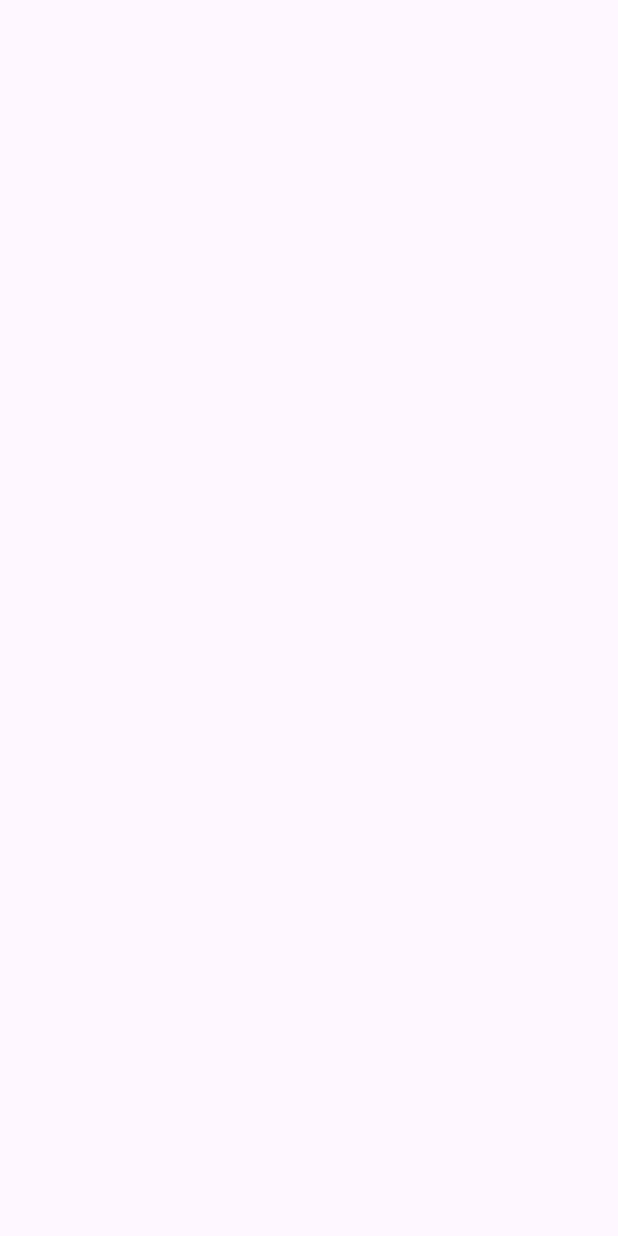
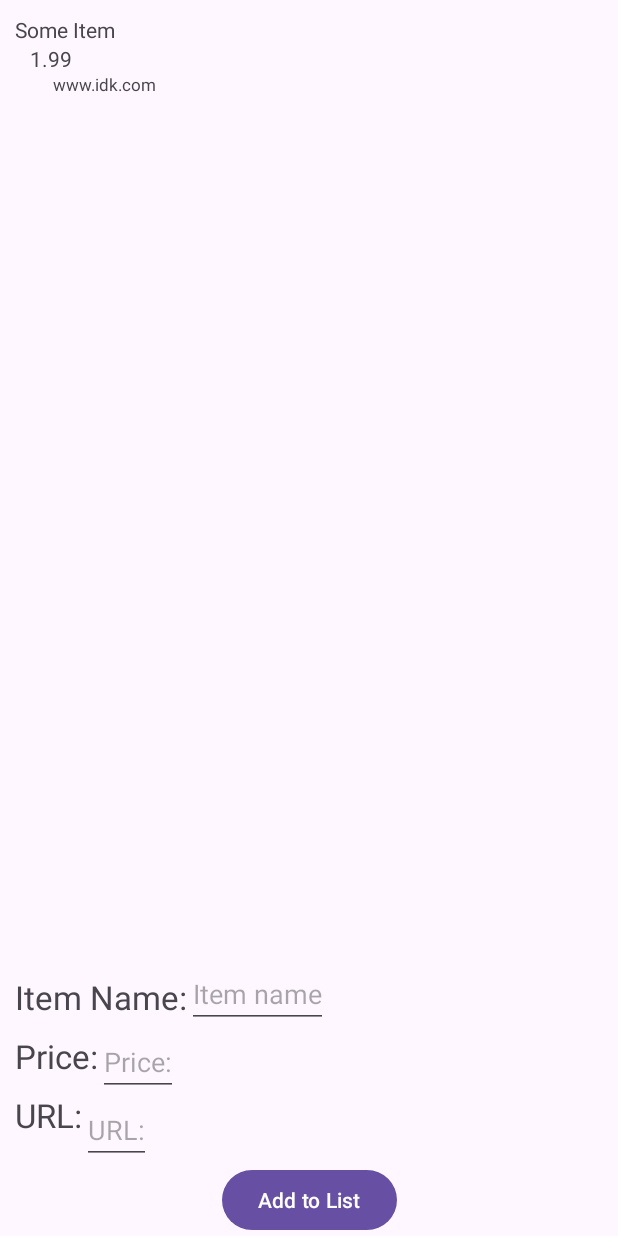
Before and after one commit to jpole32/Wishlist, an Android app: the screen it shows after launch (MainActivity), on a phone screen of 412 x 824 dp. Before the commit the screen is empty. Run offline under Robolectric (Android 15) with nearby library versions, the phone set to English and light mode, and no system bars; 4 statements that could not run were skipped.

```diff
--- a/app/src/main/java/com/example/wishlist/MainActivity.kt
+++ b/app/src/main/java/com/example/wishlist/MainActivity.kt
@@ -2,10 +2,24 @@ package com.example.wishlist
 
 import androidx.appcompat.app.AppCompatActivity
 import android.os.Bundle
+import androidx.recyclerview.widget.LinearLayoutManager
+import androidx.recyclerview.widget.RecyclerView
 
 class MainActivity : AppCompatActivity() {
     override fun onCreate(savedInstanceState: Bundle?) {
+        lateinit var wishes: List<Wishlist>
         super.onCreate(savedInstanceState)
         setContentView(R.layout.activity_main)
+
+        // Lookup the RecyclerView in activity layout
+        val wishRv = findViewById<RecyclerView>(R.id.wishlistRv)
+        // Fetch the list of emails
+        wishes = WishlistFetcher.getWishes()
+        // Create adapter passing in the list of emails
+        val adapter = WishlistAdapter(wishes)
+        // Attach the adapter to the RecyclerView to populate items
+        wishRv.adapter = adapter
+        // Set layout manager to position the items
+        wishRv.layoutManager = LinearLayoutManager(this)
     }
 }
--- /dev/null
+++ b/app/src/main/java/com/example/wishlist/WishlistAdapter.kt
@@ -0,0 +1,49 @@
+package com.example.wishlist
+
+import android.view.LayoutInflater
+import android.view.View
+import android.view.ViewGroup
+import android.widget.TextView
+import androidx.recyclerview.widget.RecyclerView
+
+class WishlistAdapter(private val items: List<Wishlist>) : RecyclerView.Adapter<WishlistAdapter.ViewHolder>(){
+    // Provide a direct reference to each of the views within a data item
+    // Used to cache the views within the item layout for fast access
+    class ViewHolder(itemView: View) : RecyclerView.ViewHolder(itemView) {
+
+        val iName: TextView
+        val iPrice: TextView
+        val iLink: TextView
+        // We also create a constructor that accepts the entire item row
+        // and does the view lookups to find each sub-view
+        init {
+            // Stores the itemView in a public final member variable that can be used
+            // to access the context from any ViewHolder instance.
+            iName = itemView.findViewById(R.id.itemName)
+            iPrice = itemView.findViewById(R.id.itemCost)
+            iLink = itemView.findViewById(R.id.itemLink)
+        }
+    }
+
+    override fun onCreateViewHolder(parent: ViewGroup, viewType: Int): ViewHolder {
+        val context = parent.context
+        val inflater = LayoutInflater.from(context)
+        // Inflate the custom layout
+        val contactView = inflater.inflate(R.layout.wishlist_item, parent, false)
+        // Return a new holder instance
+        return ViewHolder(contactView)
+    }
+
+    override fun onBindViewHolder(holder: ViewHolder, position: Int) {
+        // Get the data model based on position
+        val wishItem = items.get(position)
+        // Set item views based on views and data model
+        holder.iName.text = wishItem.item
+        holder.iPrice.text = wishItem.price
+        holder.iLink.text = wishItem.url
+    }
+
+    override fun getItemCount(): Int {
+        return items.size
+    }
+}
--- a/app/src/main/java/com/example/wishlist/WishlistFetcher.kt
+++ b/app/src/main/java/com/example/wishlist/WishlistFetcher.kt
@@ -2,22 +2,22 @@ package com.example.wishlist
 
 class WishlistFetcher {
     companion object {
-        val items = listOf("Dahlia Cline", "Kevin Miranda", "Kaya Austin", "Laila Calderon", "Marquise Rhodes", "Fletcher Patel", "Luz Barron", "Kamren Dudley", "Jairo Foster", "Lilah Sandoval", "Ansley Blake", "Slade Sawyer", "Jaelyn Holmes", "Phoenix Bright", "Ernesto Gould")
-        val prices = "Welcome to Kotlin!"
-        val urls = "Welcome to the Android Kotlin Course! We're excited to have you join us and learn how to develop Android apps using Kotlin. Here are some tips to get started."
-        fun getEmails(): MutableList<Wishlist> {
+        val items = listOf("Some Item")
+        val prices = listOf("1.99")
+        val urls = listOf("www.idk.com")
+        fun getWishes(): MutableList<Wishlist> {
             var wishes : MutableList<Wishlist> = ArrayList()
             for (i in 0..9) {
-                val wishitem = Wishlist(items[i], prices, urls)
+                val wishitem = Wishlist(items[i], prices[i], urls[i])
                 wishes.add(wishitem)
             }
             return wishes
         }
 
-        fun getNext5Emails(): MutableList<Wishlist> {
+        fun getNext5Wishes(): MutableList<Wishlist> {
             var newWishes : MutableList<Wishlist> = ArrayList()
             for (i in 10..14) {
-                val wish = Wishlist(items[i], prices, urls)
+                val wish = Wishlist(items[i], prices[i], urls[i])
                 newWishes.add(wish)
             }
             return newWishes
--- a/app/src/main/res/layout/activity_main.xml
+++ b/app/src/main/res/layout/activity_main.xml
@@ -12,4 +12,86 @@
         android:layout_height="wrap_content"
         app:layout_constraintStart_toStartOf="parent"
         app:layout_constraintTop_toTopOf="parent" />
+
+<!-- Text Form Labels -->
+
+    <TextView
+        android:id="@+id/itemLabel"
+        android:layout_width="wrap_content"
+        android:layout_height="wrap_content"
+        android:text="@string/item_label"
+        android:textSize="22sp"
+        android:layout_margin="10dp"
+        app:layout_constraintTop_toBottomOf="@+id/wishlistRv"
+        app:layout_constraintStart_toStartOf="parent"
+        />
+
+    <TextView
+        android:id="@+id/priceLabel"
+        android:layout_width="wrap_content"
+        android:layout_height="wrap_content"
+        android:text="@string/price"
+        android:textSize="22sp"
+        android:layout_margin="10dp"
+        app:layout_constraintTop_toBottomOf="@+id/itemLabel"
+        app:layout_constraintStart_toStartOf="parent"
+        />
+
+    <TextView
+        android:id="@+id/linkLabel"
+        android:layout_width="wrap_content"
+        android:layout_height="wrap_content"
+        android:text="@string/url"
+        android:textSize="22sp"
+        android:layout_margin="10dp"
+        app:layout_constraintTop_toBottomOf="@+id/priceLabel"
+        app:layout_constraintStart_toStartOf="parent"
+        />
+
+<!-- Text Form Inputs -->
+
+    <EditText
+        android:id="@+id/itemTitle"
+        android:layout_width="wrap_content"
+        android:layout_height="wrap_content"
+        android:hint="@string/item_name"
+        android:inputType="text"
+        app:layout_constraintStart_toEndOf="@id/itemLabel"
+        app:layout_constraintTop_toBottomOf="@id/wishlistRv"
+        tools:ignore="Autofill"
+        android:imeOptions="actionSend"/>
+
+    <EditText
+        android:id="@+id/itemPrice"
+        android:layout_width="wrap_content"
+        android:layout_height="wrap_content"
+        android:hint="@string/price"
+        android:inputType="text"
+        app:layout_constraintStart_toEndOf="@id/priceLabel"
+        app:layout_constraintTop_toBottomOf="@id/itemTitle"
+        tools:ignore="Autofill"
+        android:imeOptions="actionSend"/>
+
+    <EditText
+        android:id="@+id/itemLink"
+        android:layout_width="wrap_content"
+        android:layout_height="wrap_content"
+        android:hint="@string/url"
+        android:inputType="text"
+        app:layout_constraintStart_toEndOf="@id/linkLabel"
+        app:layout_constraintTop_toBottomOf="@id/itemPrice"
+        tools:ignore="Autofill"
+        android:imeOptions="actionSend"/>
+
+    <!-- Submit Button -->
+
+    <Button
+        android:id="@+id/addTo"
+        android:layout_width="wrap_content"
+        android:layout_height="wrap_content"
+        android:text="@string/button"
+        app:layout_constraintEnd_toEndOf="parent"
+        app:layout_constraintStart_toStartOf="parent"
+        app:layout_constraintTop_toBottomOf="@+id/itemLink" />
+
 </androidx.constraintlayout.widget.ConstraintLayout>
--- /dev/null
+++ b/app/src/main/res/layout/wishlist_item.xml
@@ -0,0 +1,36 @@
+<?xml version="1.0" encoding="utf-8"?>
+<androidx.constraintlayout.widget.ConstraintLayout xmlns:android="http://schemas.android.com/apk/res/android"
+    xmlns:app="http://schemas.android.com/apk/res-auto"
+    xmlns:tools="http://schemas.android.com/tools"
+    android:layout_width="match_parent"
+    android:layout_height="match_parent">
+
+    <TextView
+        android:id="@+id/itemName"
+        android:layout_width="wrap_content"
+        android:layout_height="wrap_content"
+        android:layout_margin="10dp"
+        android:text="@string/item_name"
+        app:layout_constraintStart_toStartOf="parent"
+        app:layout_constraintTop_toTopOf="parent" />
+
+    <TextView
+        android:id="@+id/itemCost"
+        android:layout_width="wrap_content"
+        android:layout_height="wrap_content"
+        android:layout_marginStart="20dp"
+        android:text="@string/price"
+        app:layout_constraintStart_toStartOf="parent"
+        app:layout_constraintTop_toBottomOf="@+id/itemName" />
+
+    <TextView
+        android:id="@+id/itemLink"
+        android:layout_width="wrap_content"
+        android:layout_height="wrap_content"
+        android:layout_marginStart="35dp"
+        android:textSize="11sp"
+        android:text="@string/url"
+        app:layout_constraintStart_toStartOf="parent"
+        app:layout_constraintTop_toBottomOf="@+id/itemCost" />
+
+</androidx.constraintlayout.widget.ConstraintLayout>
--- a/app/src/main/res/values/strings.xml
+++ b/app/src/main/res/values/strings.xml
@@ -1,3 +1,8 @@
 <resources>
     <string name="app_name">Wishlist</string>
+    <string name="item_name">Item name</string>
+    <string name="item_label">Item Name:</string>
+    <string name="price">Price:</string>
+    <string name="url">URL:</string>
+    <string name="button">Add to List</string>
 </resources>
```
